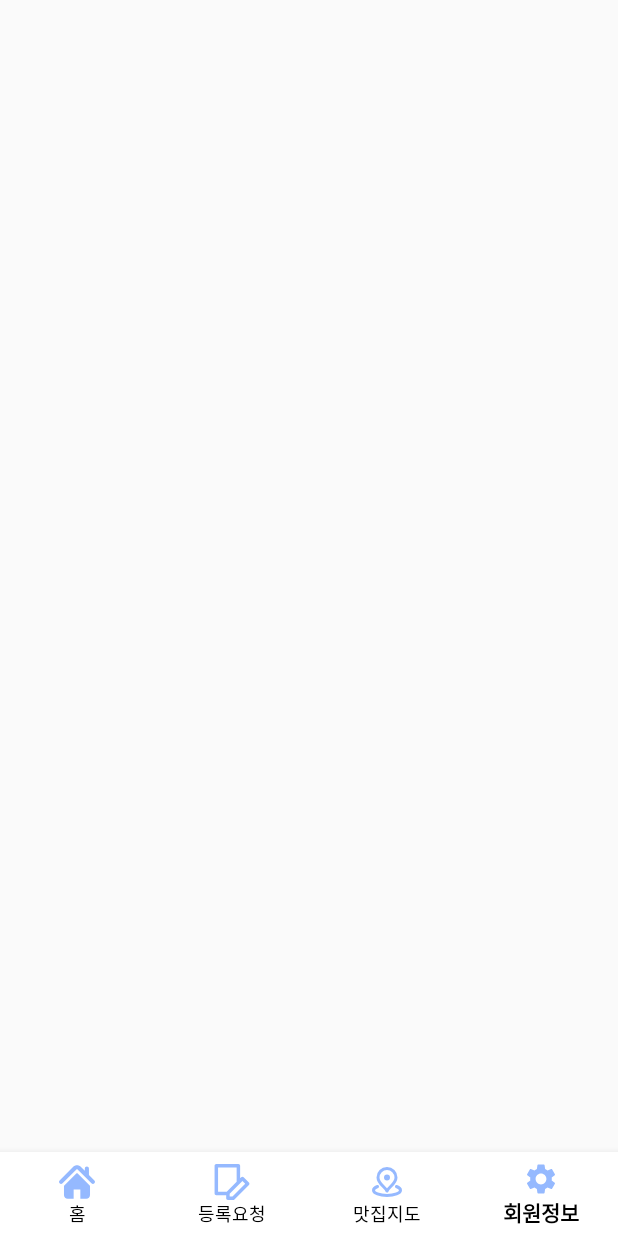
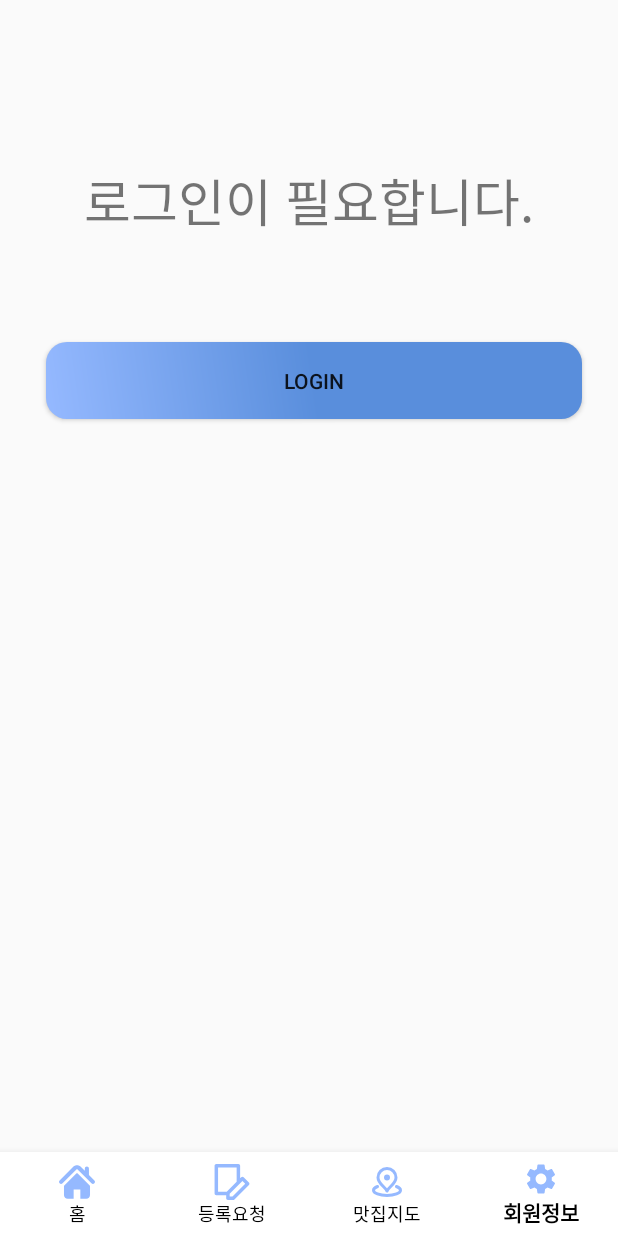
Before and after one commit to taegyeong0225/inha-food-review-app, an Android app: the screen it shows after launch (MainActivity), item 4 of the bottom bar chosen, on a phone screen of 412 x 824 dp. Run offline under Robolectric (Android 15) with nearby library versions, the phone set to English and light mode, and no system bars.

Commit message:
네비게이션 뷰에서 세팅을 누르면 세팅 뷰로 이동(viewfindId()의 향상된 버전인 view binding 이용)

```diff
--- a/app/src/main/AndroidManifest.xml
+++ b/app/src/main/AndroidManifest.xml
@@ -1,6 +1,8 @@
 <?xml version="1.0" encoding="utf-8"?>
 <manifest xmlns:android="http://schemas.android.com/apk/res/android"
     xmlns:tools="http://schemas.android.com/tools">
+
+    <meta-data android:name="android.max_aspect" android:value="2.1" />
 
     <application
         android:allowBackup="true"
--- /dev/null
+++ b/app/src/main/java/LoginViewModel.java
@@ -0,0 +1,19 @@
+import androidx.lifecycle.LiveData;
+import androidx.lifecycle.MutableLiveData;
+import androidx.lifecycle.ViewModel;
+
+public class LoginViewModel extends ViewModel {
+    private final MutableLiveData<Boolean> isLoggedIn = new MutableLiveData<>(false);
+
+    public LiveData<Boolean> getIsLoggedIn() {
+        return isLoggedIn;
+    }
+
+    public void logIn() {
+        isLoggedIn.setValue(true);
+    }
+
+    public void logOut() {
+        isLoggedIn.setValue(false);
+    }
+}
--- /dev/null
+++ b/app/src/main/java/com/example/android_final_app/HomeFragment.java
@@ -0,0 +1,6 @@
+package com.example.android_final_app;
+
+import androidx.fragment.app.Fragment;
+
+public class HomeFragment extends Fragment {
+}
--- a/app/src/main/java/com/example/android_final_app/MainActivity.java
+++ b/app/src/main/java/com/example/android_final_app/MainActivity.java
@@ -1,28 +1,55 @@
 package com.example.android_final_app;
 
-import android.content.Intent;
 import android.os.Bundle;
-import android.view.View;
-import android.widget.Button;
-
-import androidx.activity.EdgeToEdge;
 import androidx.appcompat.app.AppCompatActivity;
 import androidx.core.graphics.Insets;
 import androidx.core.view.ViewCompat;
 import androidx.core.view.WindowInsetsCompat;
 
+import com.example.android_final_app.databinding.ActivityMainBinding;
+
 public class MainActivity extends AppCompatActivity {
+    private ActivityMainBinding binding;
 
     @Override
     protected void onCreate(Bundle savedInstanceState) {
         super.onCreate(savedInstanceState);
-        EdgeToEdge.enable(this);
-        setContentView(R.layout.activity_main);
+        binding = ActivityMainBinding.inflate(getLayoutInflater());
+        setContentView(binding.getRoot());
 
+        // Edge-to-edge 설정
         ViewCompat.setOnApplyWindowInsetsListener(findViewById(R.id.main), (v, insets) -> {
             Insets systemBars = insets.getInsets(WindowInsetsCompat.Type.systemBars());
             v.setPadding(systemBars.left, systemBars.top, systemBars.right, systemBars.bottom);
             return insets;
         });
+
+        setBottomNavigationView();
+
+        // 앱 초기 실행 시 홈화면으로 설정
+        if (savedInstanceState == null) {
+            binding.bottomNavigationView.setSelectedItemId(R.id.fragment_home);
+        }
+    }
+
+    private void setBottomNavigationView() {
+        binding.bottomNavigationView.setOnItemSelectedListener(item -> {
+            int itemId = item.getItemId();
+            if (itemId == R.id.fragment_home) {
+                getSupportFragmentManager().beginTransaction().replace(R.id.main_container, new HomeFragment()).commit();
+                return true;
+            } else if (itemId == R.id.fragment_register) {
+                getSupportFragmentManager().beginTransaction().replace(R.id.main_container, new RegisterFragment()).commit();
+                return true;
+            } else if (itemId == R.id.fragment_frequency) {
+                getSupportFragmentManager().beginTransaction().replace(R.id.main_container, new FrequencyFragment()).commit();
+                return true;
+            } else if (itemId == R.id.fragment_settings) {
+                getSupportFragmentManager().beginTransaction().replace(R.id.main_container, new SettingsFragment()).commit();
+                return true;
+            } else {
+                return false;
+            }
+        });
     }
 }
--- /dev/null
+++ b/app/src/main/java/com/example/android_final_app/RegisterFragment.java
@@ -0,0 +1,6 @@
+package com.example.android_final_app;
+
+import androidx.fragment.app.Fragment;
+
+public class RegisterFragment extends Fragment {
+}
--- /dev/null
+++ b/app/src/main/java/com/example/android_final_app/SettingsFragment.java
@@ -0,0 +1,64 @@
+package com.example.android_final_app;
+
+import android.os.Bundle;
+
+import androidx.fragment.app.Fragment;
+
+import android.view.LayoutInflater;
+import android.view.View;
+import android.view.ViewGroup;
+
+/**
+ * A simple {@link Fragment} subclass.
+ * Use the {@link SettingsFragment#newInstance} factory method to
+ * create an instance of this fragment.
+ */
+public class SettingsFragment extends Fragment {
+
+    // TODO: Rename parameter arguments, choose names that match
+    // the fragment initialization parameters, e.g. ARG_ITEM_NUMBER
+    private static final String ARG_PARAM1 = "param1";
+    private static final String ARG_PARAM2 = "param2";
+
+    // TODO: Rename and change types of parameters
+    private String mParam1;
+    private String mParam2;
+
+    public SettingsFragment() {
+        // Required empty public constructor
+    }
+
+    /**
+     * Use this factory method to create a new instance of
+     * this fragment using the provided parameters.
+     *
+     * @param param1 Parameter 1.
+     * @param param2 Parameter 2.
+     * @return A new instance of fragment SettingsFragment.
+     */
+    // TODO: Rename and change types and number of parameters
+    public static SettingsFragment newInstance(String param1, String param2) {
+        SettingsFragment fragment = new SettingsFragment();
+        Bundle args = new Bundle();
+        args.putString(ARG_PARAM1, param1);
+        args.putString(ARG_PARAM2, param2);
+        fragment.setArguments(args);
+        return fragment;
+    }
+
+    @Override
+    public void onCreate(Bundle savedInstanceState) {
+        super.onCreate(savedInstanceState);
+        if (getArguments() != null) {
+            mParam1 = getArguments().getString(ARG_PARAM1);
+            mParam2 = getArguments().getString(ARG_PARAM2);
+        }
+    }
+
+    @Override
+    public View onCreateView(LayoutInflater inflater, ViewGroup container,
+                             Bundle savedInstanceState) {
+        // Inflate the layout for this fragment
+        return inflater.inflate(R.layout.fragment_settings, container, false);
+    }
+}
--- /dev/null
+++ b/app/src/main/res/layout/fragment_settings.xml
@@ -0,0 +1,31 @@
+<?xml version="1.0" encoding="utf-8"?>
+<androidx.constraintlayout.widget.ConstraintLayout xmlns:android="http://schemas.android.com/apk/res/android"
+    xmlns:app="http://schemas.android.com/apk/res-auto"
+    xmlns:tools="http://schemas.android.com/tools"
+    android:id="@+id/frameLayout"
+    android:layout_width="match_parent"
+    android:layout_height="match_parent"
+    tools:context=".SettingsFragment">
+
+    <Button
+        android:id="@+id/btnGoLoginLayout"
+        android:layout_width="357dp"
+        android:layout_height="51dp"
+        android:layout_marginTop="228dp"
+        android:layout_marginEnd="24dp"
+        android:background="@drawable/round_button"
+        android:text="LOGIN"
+        app:layout_constraintEnd_toEndOf="parent"
+        app:layout_constraintTop_toTopOf="parent" />
+
+    <TextView
+        android:id="@+id/txtRequireLogin"
+        android:layout_width="wrap_content"
+        android:layout_height="wrap_content"
+        android:layout_marginTop="108dp"
+        android:text="로그인이 필요합니다."
+        android:textSize="34sp"
+        app:layout_constraintEnd_toEndOf="parent"
+        app:layout_constraintStart_toStartOf="parent"
+        app:layout_constraintTop_toTopOf="parent" />
+</androidx.constraintlayout.widget.ConstraintLayout>
--- a/app/src/main/res/menu/menu_bottom_nav.xml
+++ b/app/src/main/res/menu/menu_bottom_nav.xml
@@ -11,7 +11,7 @@
         android:title="등록요청"
         android:icon="@drawable/register_24"/>
     <item
-        android:id="@+id/fragment_favorite"
+        android:id="@+id/fragment_frequency"
         android:enabled="true"
         android:title="맛집지도"
         android:icon="@drawable/map_24"/>
--- a/app/src/main/res/values/strings.xml
+++ b/app/src/main/res/values/strings.xml
@@ -1,4 +1,6 @@
 <resources>
     <string name="app_name">android_final_app</string>
     <string name="title_activity_login">Login</string>
+    <!-- TODO: Remove or change this placeholder text -->
+    <string name="hello_blank_fragment">Hello blank fragment</string>
 </resources>
```
